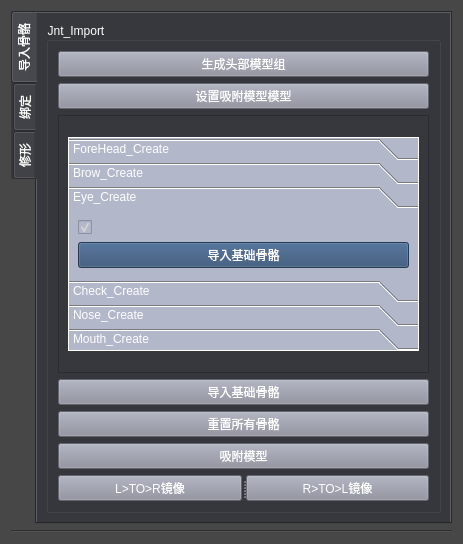
Before: the Qt Designer form plugin_rig/customui/facerig.ui in wowodeacha/plugin, drawn with Qt 5.
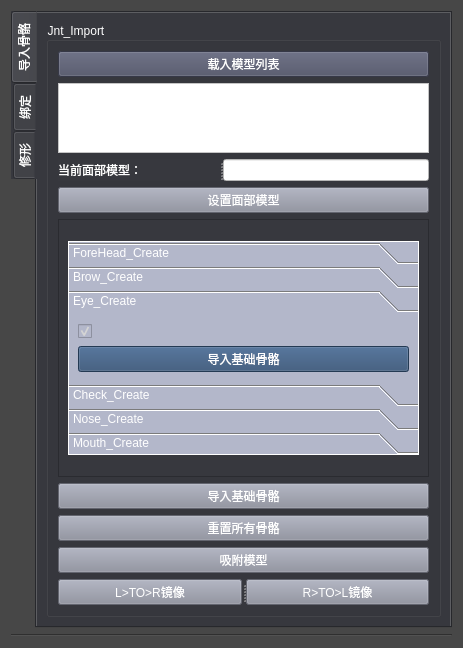
After: the same form once the commit is applied.

```diff
--- a/plugin_rig/customui/facerig.ui
+++ b/plugin_rig/customui/facerig.ui
@@ -7,7 +7,7 @@
     <x>0</x>
     <y>0</y>
     <width>463</width>
-    <height>508</height>
+    <height>534</height>
    </rect>
   </property>
   <property name="windowTitle">
@@ -60,27 +60,7 @@
             </item>
             <item row="0" column="0">
              <layout class="QGridLayout" name="gridLayout_18">
-              <item row="0" column="0">
-               <widget class="QPushButton" name="createheadmeshgrp_pushButton">
-                <property name="styleSheet">
-                 <string notr="true">background-color: rgb(138, 141, 156);</string>
-                </property>
-                <property name="text">
-                 <string>生成头部模型组</string>
-                </property>
-               </widget>
-              </item>
-              <item row="1" column="0">
-               <widget class="QPushButton" name="setheadmesh_pushButton">
-                <property name="styleSheet">
-                 <string notr="true">background-color: rgb(138, 141, 156);</string>
-                </property>
-                <property name="text">
-                 <string>设置吸附模型模型</string>
-                </property>
-               </widget>
-              </item>
-              <item row="2" column="0">
+              <item row="5" column="0">
                <widget class="QScrollArea" name="scrollArea">
                 <property name="sizePolicy">
                  <sizepolicy hsizetype="Expanding" vsizetype="Fixed">
@@ -96,7 +76,7 @@
                   <rect>
                    <x>0</x>
                    <y>0</y>
-                   <width>376</width>
+                   <width>359</width>
                    <height>221</height>
                   </rect>
                  </property>
@@ -239,7 +219,7 @@
                       <rect>
                        <x>0</x>
                        <y>0</y>
-                       <width>356</width>
+                       <width>339</width>
                        <height>69</height>
                       </rect>
                      </property>
@@ -448,6 +428,50 @@
                 </widget>
                </widget>
               </item>
+              <item row="1" column="0">
+               <widget class="QListWidget" name="listWidget">
+                <property name="styleSheet">
+                 <string notr="true">background-color: rgb(255, 255, 255);</string>
+                </property>
+               </widget>
+              </item>
+              <item row="3" column="0">
+               <widget class="QPushButton" name="setheadmesh_pushButton">
+                <property name="styleSheet">
+                 <string notr="true">background-color: rgb(138, 141, 156);</string>
+                </property>
+                <property name="text">
+                 <string>设置面部模型</string>
+                </property>
+               </widget>
+              </item>
+              <item row="2" column="0">
+               <widget class="QSplitter" name="splitter_7">
+                <property name="orientation">
+                 <enum>Qt::Horizontal</enum>
+                </property>
+                <widget class="QLabel" name="label_3">
+                 <property name="text">
+                  <string>当前面部模型：</string>
+                 </property>
+                </widget>
+                <widget class="QLineEdit" name="lineEdit">
+                 <property name="styleSheet">
+                  <string notr="true">background-color: rgb(255, 255, 255);</string>
+                 </property>
+                </widget>
+               </widget>
+              </item>
+              <item row="0" column="0">
+               <widget class="QPushButton" name="pushButton">
+                <property name="styleSheet">
+                 <string notr="true">background-color: rgb(75, 78, 99);</string>
+                </property>
+                <property name="text">
+                 <string>载入模型列表</string>
+                </property>
+               </widget>
+              </item>
              </layout>
             </item>
             <item row="3" column="0">
```
Left out of the diff: 10 changed lines with no effect on the pictures.
